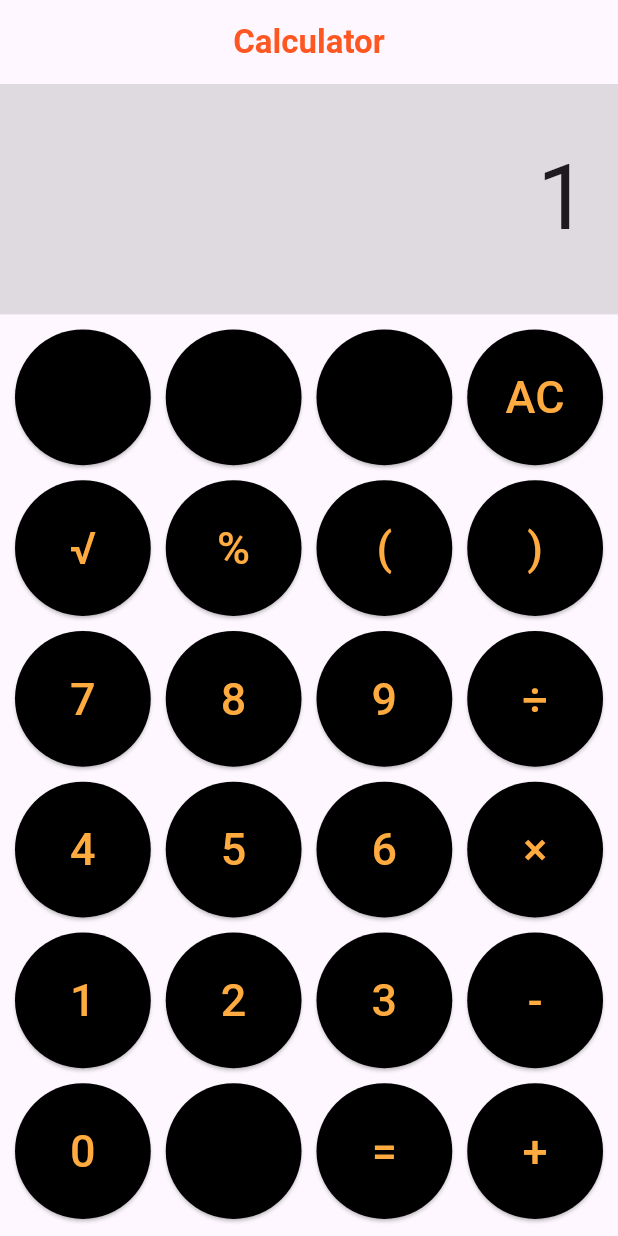
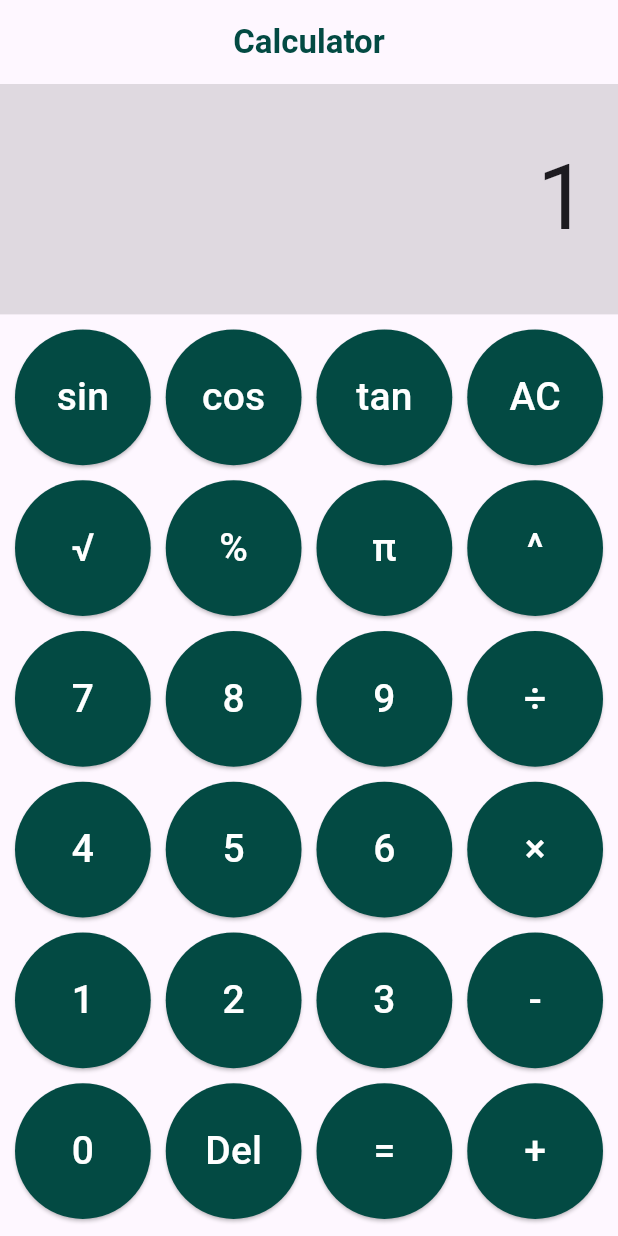
Before and after one commit to VenusWhisper/Calculator-App, a Flutter app: the screen it shows after launch, on a phone screen of 412 x 824 dp. Run offline on Flutter 3.47's test engine with Material 3 defaults, Android fonts, the phone set to English and light mode, and no system bars.

Commit message:
Changed color theme to teal

```diff
--- a/calculator_app_v1/lib/data/calculator_button.dart
+++ b/calculator_app_v1/lib/data/calculator_button.dart
@@ -6,12 +6,12 @@ class CalculatorButton extends StatelessWidget {
 
   // List of buttons --------------------------------------------------------------------------
   static const List<String> buttons = [
-    '', '', '', 'AC',
-    '√', '%', '(', ')',
+    'sin', 'cos', 'tan', 'AC',
+    '√', '%', 'π', '^',
     '7', '8', '9', '÷',
     '4', '5', '6', '×',
     '1', '2', '3', '-',
-    '0', '', '=', '+',
+    '0', 'Del', '=', '+',
   ];
   // ------------------------------------------------------------------------------------------
 
@@ -23,11 +23,11 @@ class CalculatorButton extends StatelessWidget {
     return ElevatedButton(
       onPressed: onPressed,
       style: ElevatedButton.styleFrom(
-        backgroundColor: Colors.black,
+        backgroundColor: const Color.fromARGB(255, 3, 74, 67),
       ),
       child: Text(
         label,
-        style: const TextStyle(fontSize: 30, color: Colors.orangeAccent),
+        style: const TextStyle(fontSize: 26, color: Colors.white),
       ),
     );
   }
--- a/calculator_app_v1/lib/views/calculator_screen.dart
+++ b/calculator_app_v1/lib/views/calculator_screen.dart
@@ -12,7 +12,7 @@ class CalculatorScreen extends StatelessWidget {
           'Calculator',
           style: TextStyle(
             fontWeight: FontWeight.bold,
-            color: Colors.deepOrange,
+            color: Color.fromARGB(255, 3, 74, 67),
           ),
           ),
         centerTitle: true,
```
